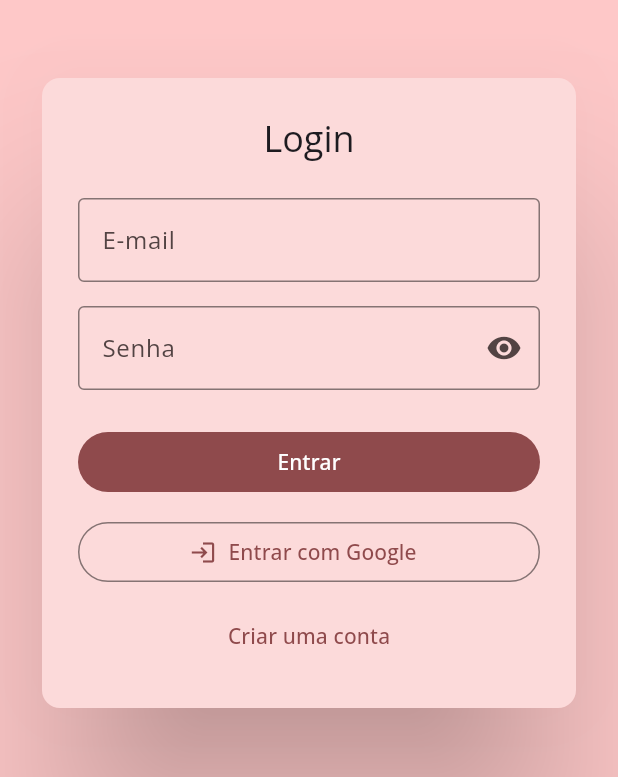
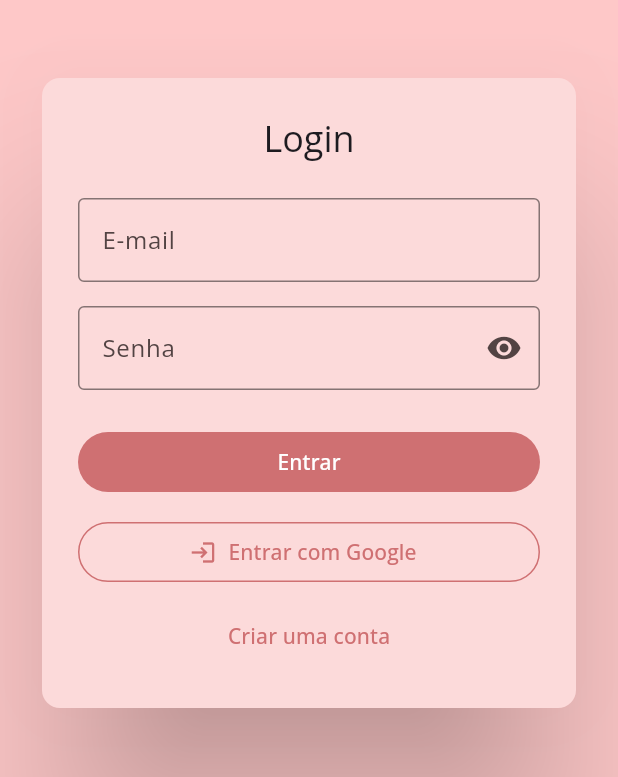
Before and after one commit to Gsaudx/app_agendamento_salao, a Flutter app: the screen it shows after launch, on a phone screen of 412 x 824 dp, the part 459-1236 px from its top. Run offline on Flutter 3.47's test engine with Material 3 defaults, Android fonts, the light colour scheme and no system bars; our stand-ins replace cloud_firestore, firebase_auth, firebase_core, google_fonts, google_sign_in, table_calendar and 1 more; accounts and stored records are empty.

Commit message:
refactor(Botoes): Altera cor dos botoes

```diff
--- a/lib/app.dart
+++ b/lib/app.dart
@@ -78,6 +78,7 @@ class SalonSchedulerApp extends StatelessWidget {
   ThemeData _buildTheme() {
     final scheme = ColorScheme.fromSeed(seedColor: const Color(0xFFFEC8C8));
     final textTheme = GoogleFonts.openSansTextTheme();
+    const buttonColor = Color(0xFFCF7072);
     return ThemeData(
       colorScheme: scheme,
       useMaterial3: true,
@@ -93,9 +94,32 @@ class SalonSchedulerApp extends StatelessWidget {
           color: scheme.onSurface,
         ),
       ),
-      floatingActionButtonTheme: FloatingActionButtonThemeData(
-        backgroundColor: scheme.primary,
-        foregroundColor: scheme.onPrimary,
+      floatingActionButtonTheme: const FloatingActionButtonThemeData(
+        backgroundColor: buttonColor,
+        foregroundColor: Colors.white,
+      ),
+      elevatedButtonTheme: ElevatedButtonThemeData(
+        style: ElevatedButton.styleFrom(
+          backgroundColor: buttonColor,
+          foregroundColor: Colors.white,
+        ),
+      ),
+      filledButtonTheme: FilledButtonThemeData(
+        style: FilledButton.styleFrom(
+          backgroundColor: buttonColor,
+          foregroundColor: Colors.white,
+        ),
+      ),
+      textButtonTheme: TextButtonThemeData(
+        style: TextButton.styleFrom(
+          foregroundColor: buttonColor,
+        ),
+      ),
+      outlinedButtonTheme: OutlinedButtonThemeData(
+        style: OutlinedButton.styleFrom(
+          foregroundColor: buttonColor,
+          side: const BorderSide(color: buttonColor),
+        ),
       ),
       dividerColor: scheme.outlineVariant,
     );
```
